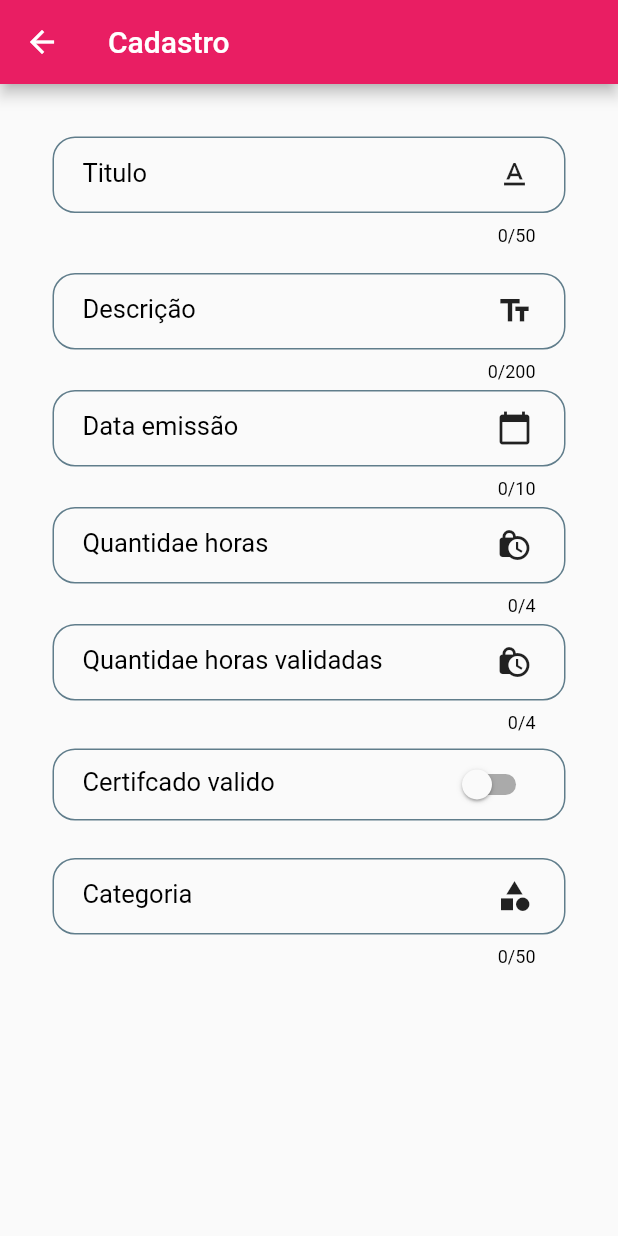
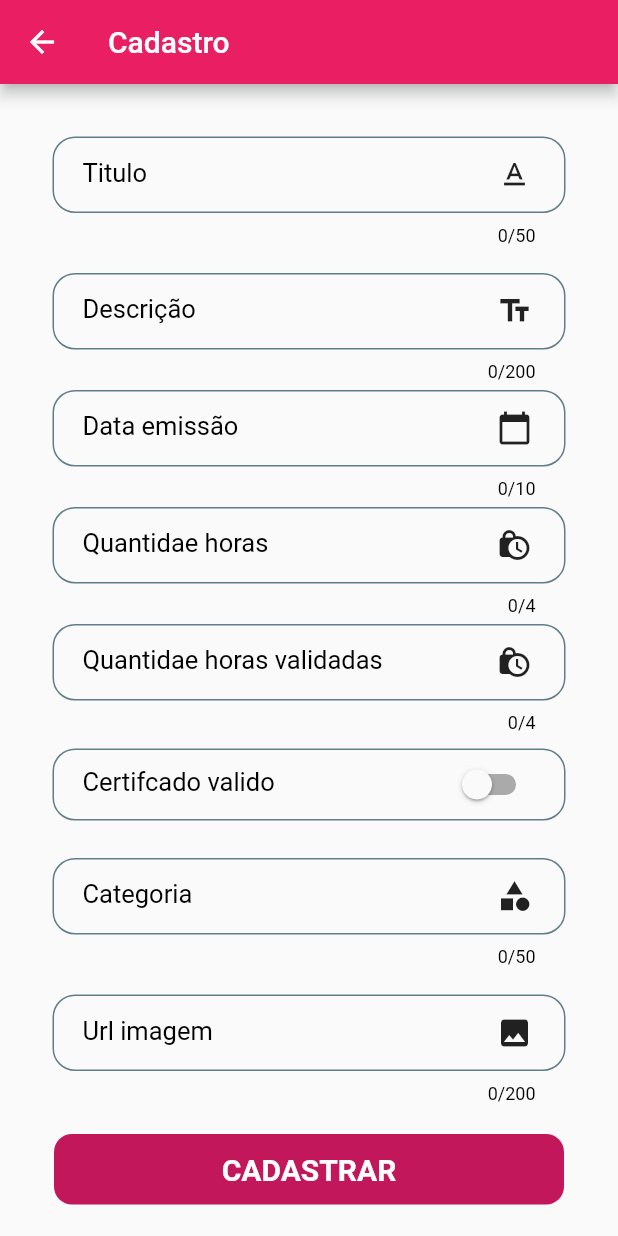
Before and after one commit to mateusbarbeiro/certificados, a Flutter app: the screen it shows after launch, after a tap on the "add" icon, on a phone screen of 412 x 824 dp. Run offline on Flutter 3.47's test engine with Material 2 defaults, Android fonts, the phone set to English and light mode, and no system bars; our stand-ins replace get_it, mask_text_input_formatter, sqflite; accounts and stored records are empty.

Commit message:
Realizado cadastro de usuário

```diff
--- a/lib/dao/sqflite/certificado/dao_certificado.dart
+++ b/lib/dao/sqflite/certificado/dao_certificado.dart
@@ -70,7 +70,7 @@ class DaoCertificado extends IDaoCertificado {
 
     var sql = '''INSERT INTO certificado (titulo, dataEmissao, descricao,
       categoria, quantidadeHoras, quantidadeHorasValidadas,
-      validado, urlImagem) VALUES (?, ?, ?, ?, ?, ?, ?, ?)''';
+      validado, urlImage) VALUES (?, ?, ?, ?, ?, ?, ?, ?)''';
     await _db.rawInsert(sql, [
       object.titulo,
       object.dataEmissao,
@@ -95,7 +95,7 @@ class DaoCertificado extends IDaoCertificado {
 
     var sql = '''INSERT INTO certificado (id, titulo, dataEmissao, descricao,
       categoria, quantidadeHoras, quantidadeHorasValidadas,
-      validado, urlImagem) VALUES (?, ?, ?, ?, ?, ?, ?, ?, ?)''';
+      validado, urlImage) VALUES (?, ?, ?, ?, ?, ?, ?, ?, ?)''';
     await _db.rawInsert(sql, [
       object.id,
       object.titulo,
--- a/lib/model/certificado.dart
+++ b/lib/model/certificado.dart
@@ -5,7 +5,7 @@ class Certificado {
     required this.descricao,
     required this.dataEmissao,
     required this.quantidadeHoras,
-    required this.quantidadeHorasValidadas,
+    this.quantidadeHorasValidadas = 0,
     required this.validado,
     required this.categoria,
     this.urlImagem,
--- a/lib/view/certificado/certificado_controller.dart
+++ b/lib/view/certificado/certificado_controller.dart
@@ -13,18 +13,39 @@ class CertificadoController {
   final quantHorasController = TextEditingController();
   final quantHorasValidadasController = TextEditingController();
   final certificadoValidadoController = TextEditingController();
+  final urlImagemController = TextEditingController();
   final categoriaController = TextEditingController();
+  bool status = false;
   final formKey = GlobalKey<FormState>();
 
   Future<List<Certificado>> get allCertificados async {
     return _dao.getAll();
   }
 
-  void goToForm(BuildContext context) {
-    Navigator.of(context).push(
+  Future goToForm(BuildContext context) async {
+    await Navigator.of(context).push(
       MaterialPageRoute(
         builder: (context) => const CertificadoFormPage(),
       ),
     );
   }
+
+  void insertCertificado(BuildContext context) {
+    Certificado certificado = Certificado(
+      titulo: tituloController.text,
+      descricao: descricaoController.text,
+      dataEmissao: dataEmissaoController.text,
+      quantidadeHoras: int.parse(quantHorasController.text),
+      quantidadeHorasValidadas: int.parse(
+          quantHorasValidadasController.text == ""
+              ? quantHorasValidadasController.text
+              : "0"),
+      validado: status,
+      categoria: categoriaController.text,
+      urlImagem: urlImagemController.text,
+    );
+
+    _dao.insert(certificado);
+    Navigator.pop(context);
+  }
 }
--- a/lib/view/certificado/widget/certificado_form_widget.dart
+++ b/lib/view/certificado/widget/certificado_form_widget.dart
@@ -1,4 +1,5 @@
 import 'package:certificados/view/certificado/certificado_controller.dart';
+import 'package:certificados/view/shared_widget/botao_widget.dart';
 import 'package:certificados/view/shared_widget/custom_switch.dart';
 import 'package:certificados/view/certificado/certificado_form_page.dart';
 import 'package:certificados/view/shared_widget/input/input_data_widget.dart';
@@ -7,7 +8,6 @@ import 'package:flutter/material.dart';
 
 class CertificadoPageWidget extends State<CertificadoFormPage> {
   final formKey = GlobalKey<FormState>();
-  bool _status = false;
 
   final CertificadoController controller = CertificadoController();
 
@@ -29,6 +29,8 @@ class CertificadoPageWidget extends State<CertificadoFormPage> {
               inputHorasValidas(),
               certificadoValido(),
               inputCategoria(),
+              inputUrl(),
+              botaoCadastrar(),
             ],
           ),
         ),
@@ -126,13 +128,10 @@ class CertificadoPageWidget extends State<CertificadoFormPage> {
       paddingTop: 10,
       paddingBottom: 0,
       label: "Certifcado valido",
-      value: _status,
+      value: controller.status,
       onChanged: (bool value) {
         setState(() {
-          _status = value;
-          if (value != null) {
-            controller.certificadoValidadoController.text = _status.toString();
-          }
+          controller.status = value;
         });
       },
     );
@@ -153,4 +152,32 @@ class CertificadoPageWidget extends State<CertificadoFormPage> {
       //validator: controller.nomeValidator,
     );
   }
+
+  InputTextoWidget inputUrl() {
+    return InputTextoWidget(
+      labelText: "Url imagem",
+      paddingBottom: 0,
+      maxLength: 200,
+      paddingTop: 18,
+      isIconDate: true,
+      icon: const Icon(
+        Icons.image,
+        color: Colors.black87,
+      ),
+      controller: controller.urlImagemController,
+      //validator: controller.nomeValidator,
+    );
+  }
+
+  BotaoWidget botaoCadastrar() {
+    return BotaoWidget(
+      paddingTop: 20,
+      paddingBottom: 30,
+      labelText: "CADASTRAR",
+      largura: 340,
+      corBotao:Theme.of(context).primaryColorDark,
+      corTexto: Colors.white,
+      onPressed: () => controller.insertCertificado(context),
+    );
+  }
 }
--- a/lib/view/certificado/widget/certificado_widget.dart
+++ b/lib/view/certificado/widget/certificado_widget.dart
@@ -14,7 +14,9 @@ class CertificadoWidget extends State<CertificadoPage> {
         title: const Text('Certificados'),
         actions: [
           IconButton(
-            onPressed: () => controller.goToForm(context),
+            onPressed: () => controller.goToForm(context).then(
+                  (value) => setState(() {}),
+                ),
             icon: const Icon(
               Icons.add,
               color: Colors.white,
--- /dev/null
+++ b/lib/view/shared_widget/botao_widget.dart
@@ -0,0 +1,62 @@
+import 'package:flutter/material.dart';
+
+class BotaoWidget extends StatefulWidget {
+  const BotaoWidget({
+    Key? key,
+    required this.labelText,
+    this.onPressed,
+    this.largura,
+    required this.paddingTop,
+    required this.paddingBottom,
+    required this.corBotao,
+    required this.corTexto,
+  }) : super(key: key);
+
+  final String labelText;
+  final VoidCallback? onPressed;
+  final double? largura;
+  final Color corBotao;
+  final Color corTexto;
+  final double paddingTop;
+  final double paddingBottom;
+
+  @override
+  _BotaoWidget createState() => _BotaoWidget();
+}
+
+class _BotaoWidget extends State<BotaoWidget> {
+  @override
+  Widget build(BuildContext context) {
+    return Padding(
+      padding: EdgeInsets.only(
+        top: widget.paddingTop,
+        bottom: widget.paddingBottom,
+      ),
+      child: Container(
+        width: widget.largura,
+        height: 47,
+        padding: const EdgeInsets.only(
+          bottom: 0,
+          top: 0,
+          left: 14,
+          right: 14,
+        ),
+        decoration: BoxDecoration(
+          color: widget.corBotao,
+          borderRadius: const BorderRadius.all(Radius.circular(12)),
+        ),
+        child: TextButton(
+          child: Text(
+            widget.labelText,
+            style: TextStyle(
+              color: widget.corTexto,
+              fontWeight: FontWeight.bold,
+              fontSize: 20,
+            ),
+          ),
+          onPressed: widget.onPressed,
+        ),
+      ),
+    );
+  }
+}
```
